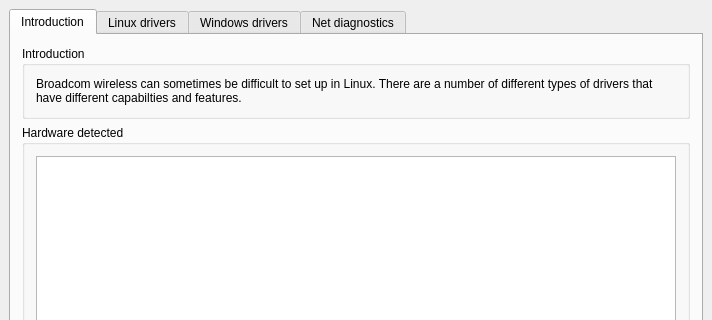
Qt form meconfig.ui (AdrianTM/mx-broadcom-manager) before a commit; both pictures show x 0 to 712 and y 0 to 320 of the 712 by 537 pixel window.
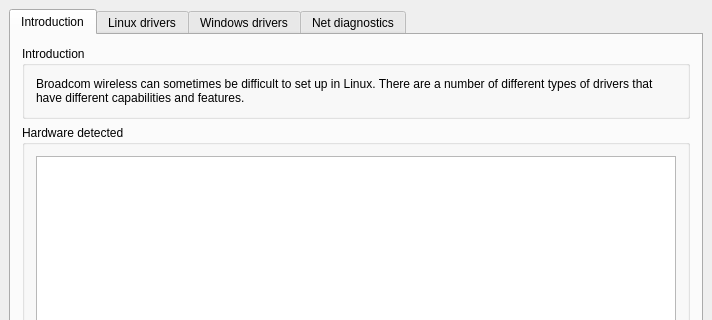
The same form after that commit. Icons and pictures are not drawn.

What changed in the file:
```diff
--- a/meconfig.ui
+++ b/meconfig.ui
@@ -207,7 +207,7 @@
           <item>
            <widget class="QLabel" name="labelIntroduction">
             <property name="text">
-             <string>&lt;html&gt;&lt;head/&gt;&lt;body&gt;&lt;p&gt;Broadcom wireless can sometimes be difficult to set up in Linux. There are a number of different types of drivers that have different capabilties and features.&lt;/p&gt;&lt;/body&gt;&lt;/html&gt;</string>
+             <string>&lt;html&gt;&lt;head/&gt;&lt;body&gt;&lt;p&gt;Broadcom wireless can sometimes be difficult to set up in Linux. There are a number of different types of drivers that have different capabilities and features.&lt;/p&gt;&lt;/body&gt;&lt;/html&gt;</string>
             </property>
             <property name="textFormat">
              <enum>Qt::RichText</enum>
```
